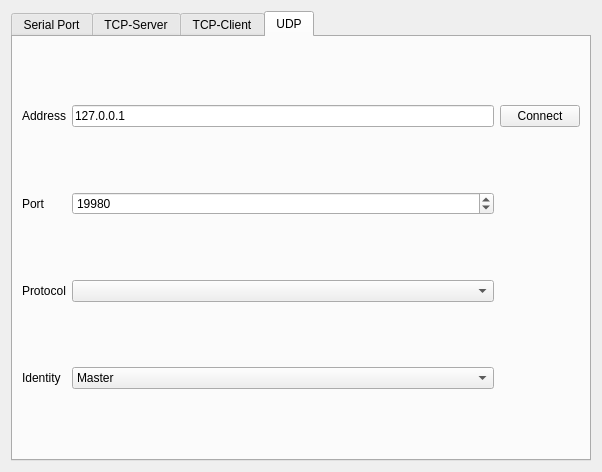
Qt form openroutedialog.ui (CharlosNels/DebugMyProtocol) before a commit.
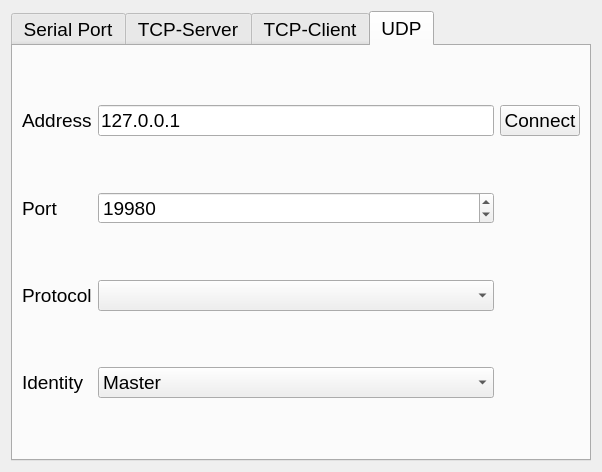
The same form after that commit.

```diff
--- a/openroutedialog.ui
+++ b/openroutedialog.ui
@@ -10,6 +10,11 @@
     <height>472</height>
    </rect>
   </property>
+  <property name="font">
+   <font>
+    <pointsize>14</pointsize>
+   </font>
+  </property>
   <property name="windowTitle">
    <string>Connection</string>
   </property>
```
